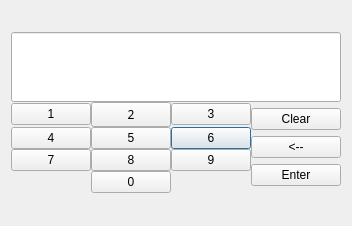
Before: the Qt Designer form bank-automat/pinui.ui in jaccet/MyBankSimul, drawn with Qt 5.
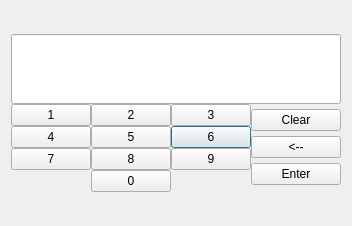
After: the same form once the commit is applied.

Commit message: ui vielä korjattu

Diff of the .ui file:
```diff
--- a/bank-automat/pinui.ui
+++ b/bank-automat/pinui.ui
@@ -113,7 +113,8 @@
           <widget class="QPushButton" name="button2">
            <property name="font">
             <font>
-             <family>Franklin Gothic Heavy</family>
+             <family>Segoe UI</family>
+             <kerning>true</kerning>
             </font>
            </property>
            <property name="text">
```
